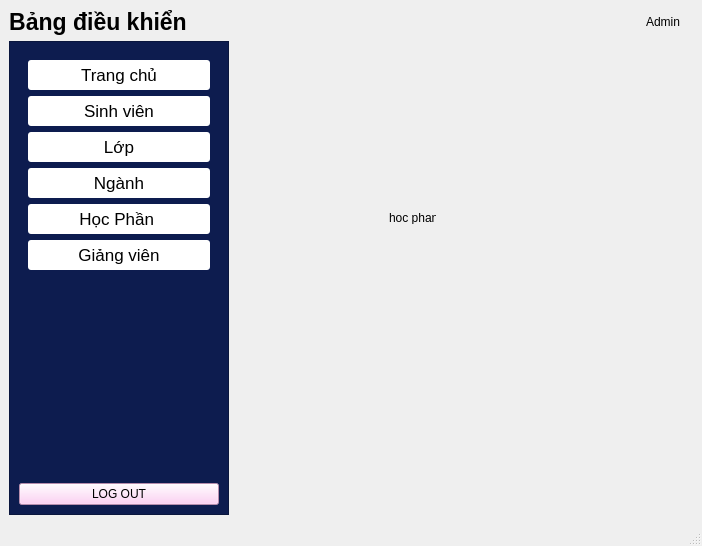
This is gui/quantri.ui in trungnguyen9999/StudentCheckedFace as Qt 5 draws it before an edit. The edited form follows.
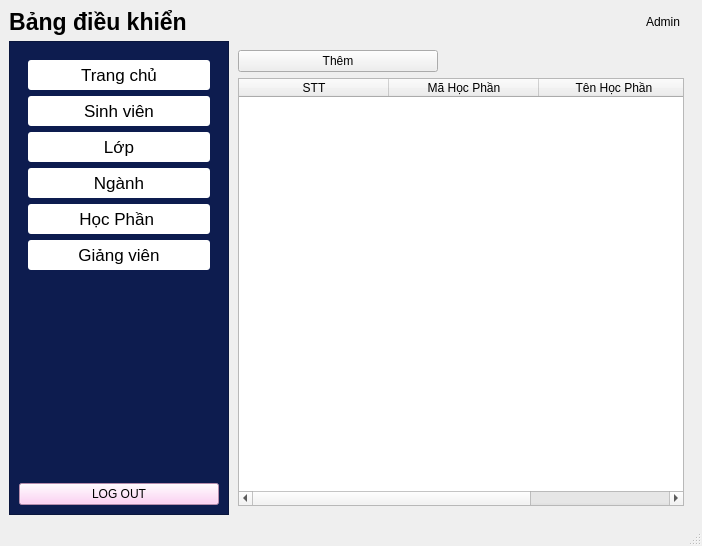
This is the edited form. The open tabs and pages were chosen to show the change. Icons and pictures are not drawn.

Commit message: NGANH-HP

Patch:
```diff
--- a/gui/quantri.ui
+++ b/gui/quantri.ui
@@ -368,19 +368,59 @@
          </widget>
         </widget>
         <widget class="QWidget" name="hocphan">
-         <widget class="QLabel" name="label_6">
-          <property name="geometry">
-           <rect>
-            <x>160</x>
-            <y>170</y>
-            <width>47</width>
-            <height>13</height>
-           </rect>
-          </property>
-          <property name="text">
-           <string>hoc phan</string>
-          </property>
-         </widget>
+         <layout class="QGridLayout" name="gridLayout_6">
+          <item row="0" column="0">
+           <layout class="QVBoxLayout" name="verticalLayout_3">
+            <item>
+             <widget class="QPushButton" name="pushButton">
+              <property name="maximumSize">
+               <size>
+                <width>200</width>
+                <height>16777215</height>
+               </size>
+              </property>
+              <property name="text">
+               <string>Thêm</string>
+              </property>
+             </widget>
+            </item>
+            <item>
+             <widget class="QTableWidget" name="tbHocPhan">
+              <property name="horizontalScrollBarPolicy">
+               <enum>Qt::ScrollBarAsNeeded</enum>
+              </property>
+              <property name="sizeAdjustPolicy">
+               <enum>QAbstractScrollArea::AdjustToContents</enum>
+              </property>
+              <property name="showGrid">
+               <bool>true</bool>
+              </property>
+              <attribute name="horizontalHeaderCascadingSectionResizes">
+               <bool>true</bool>
+              </attribute>
+              <attribute name="horizontalHeaderDefaultSectionSize">
+               <number>150</number>
+             </attribute>
+              <column>
+               <property name="text">
+                <string>STT</string>
+               </property>
+              </column>
+              <column>
+               <property name="text">
+                <string>Mã Học Phần</string>
+               </property>
+              </column>
+              <column>
+               <property name="text">
+                <string>Tên Học Phần</string>
+               </property>
+              </column>
+             </widget>
+            </item>
+           </layout>
+          </item>
+         </layout>
         </widget>
         <widget class="QWidget" name="giangvien">
          <layout class="QGridLayout" name="gridLayout_6">
```
Left out of the diff: 72 changed lines with no effect on the pictures. The commit also changes 1 other file.
